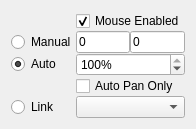
acq4/acq4, file lib/util/pyqtgraph/graphicsItems/ViewBox/axisCtrlTemplate.ui: the form before one commit.
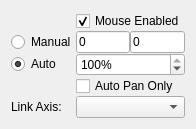
The form after the commit.

The edit to the form file:
```diff
--- a/lib/util/pyqtgraph/graphicsItems/ViewBox/axisCtrlTemplate.ui
+++ b/lib/util/pyqtgraph/graphicsItems/ViewBox/axisCtrlTemplate.ui
@@ -94,9 +94,9 @@
     </widget>
    </item>
    <item row="4" column="0">
-    <widget class="QRadioButton" name="linkRadio">
+    <widget class="QLabel" name="label">
      <property name="text">
-      <string>Link</string>
+      <string>Link Axis:</string>
      </property>
     </widget>
    </item>
```
Left out of the diff: 6 changed lines with no effect on the pictures.
